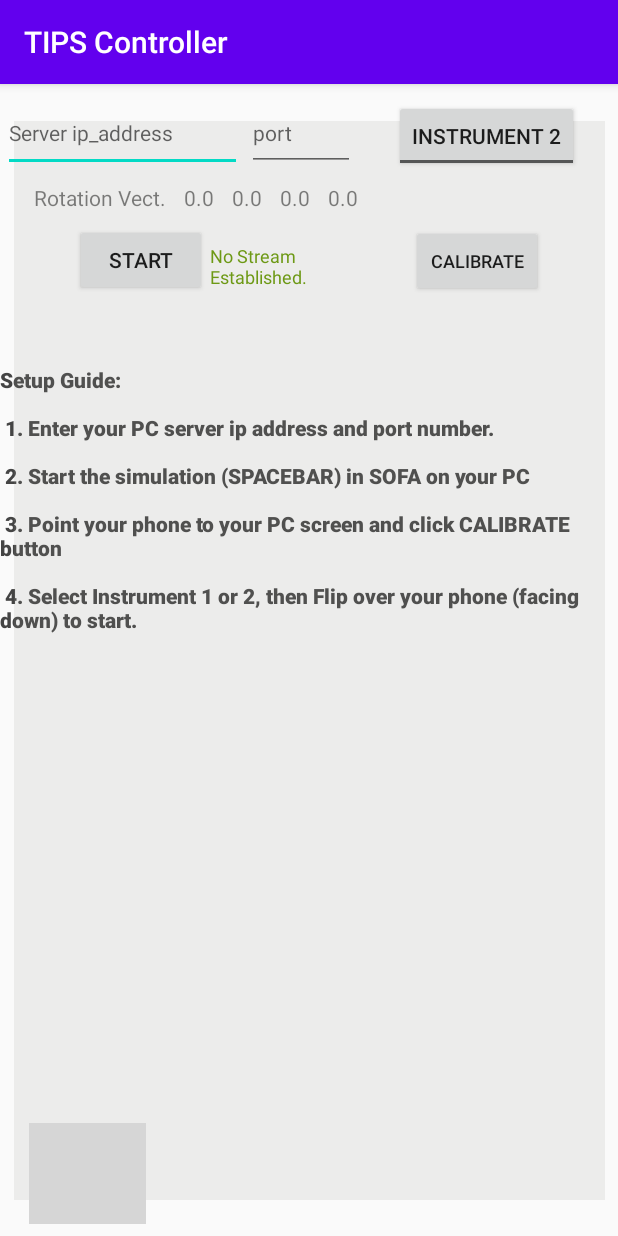
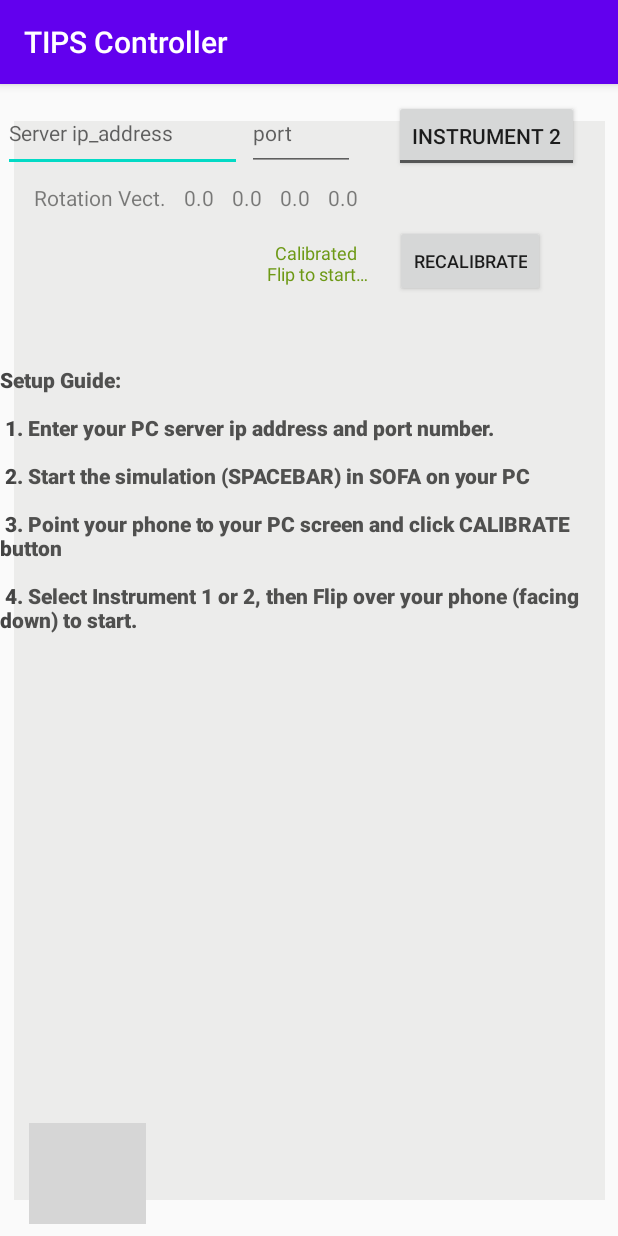
Before and after one commit to ruiliang-gao/TIPSlite-Remote-Controller-android, an Android app: the screen it shows after launch (MainActivity), after a tap on "CALIBRATE", on a phone screen of 412 x 824 dp. Run offline under Robolectric (Android 15) with nearby library versions, the phone set to English and light mode, and no system bars; grey boxes are pictures that could not be loaded.

Commit message:
Removed Start Button, which been replaced by filp down event. Add the status for calibration.

```diff
--- a/app/src/main/java/com/surflab/tipscontroller/MainActivity.java
+++ b/app/src/main/java/com/surflab/tipscontroller/MainActivity.java
@@ -125,14 +125,18 @@ public class MainActivity extends AppCompatActivity {
                     mSensorQuat = new Quaternion(event.values[3], event.values[0], event.values[1], event.values[2]);
                     if(mCalibrated) {
                         mQuat = mCalibrateQuat.times(mSensorQuat);
-                        /// Gesture detection -- flip up/down
+                        /// Gesture detection
                         if(mFlipDown == 0 && Math.abs(mQuat.x2) > 0.92){
                             mFlipDown = 1;
-                            mStartButton.performClick();
+                            //Log.d("TIPS_Motion sensor", "Device flipped down");
+                            if (!mStreamActive)
+                                mStartButton.performClick();
                         }
                         else if(mFlipDown == 1 && Math.abs(mQuat.x2) < 0.08){
                             mFlipDown = 0;
-                            mStartButton.performClick();
+                            //Log.d("TIPS_Motion sensor", "Device flipped up");
+                            if (mStreamActive)
+                                mStartButton.performClick();
                         }
                     }
                     else
@@ -303,17 +307,19 @@ public class MainActivity extends AppCompatActivity {
         mIP_Address.setEnabled(false);
         mPort.setEnabled(false);
         mToggleDevice.setEnabled(false);
-        mStreamStatus.setText(getString(R.string.stream_status_on));
+        //mStreamStatus.setText(getString(R.string.calibrate_status_done));
         mInstructionText.setTextColor(Color.LTGRAY);
+        mCalibrateButton.setEnabled(false);
         return true;
     }
 
     private void stopStreaming() {
-        mStreamStatus.setText(getString(R.string.stream_status_off));
+        mStreamStatus.setText(getString(R.string.calibrate_status_redo));
         mListeningActive = false;
         mIP_Address.setEnabled(true);
         mPort.setEnabled(true);
         mToggleDevice.setEnabled(true);
+        mCalibrateButton.setEnabled(true);
         mInstructionText.setTextColor(Color.DKGRAY);
         if (mSocket != null)
             mSocket.close();
@@ -381,10 +387,16 @@ public class MainActivity extends AppCompatActivity {
         String port = mPrefs.getString("port","");
         if(! ip.isEmpty()) mIP_Address.setText(ip);
         if(! port.isEmpty())  mPort.setText(port);
+
         mStreamStatus = findViewById(R.id.textViewStreamState);
+        mStreamStatus.setText(R.string.calibrate_status_init);
         mInstructionText = findViewById(R.id.textInstruction);
         mInstructionText.setTextColor(Color.DKGRAY);
         mStartButton = findViewById(R.id.start_button);
+
+        mStartButton.setVisibility(View.GONE);/// set invisible since we are using gesture based
+        //mStreamStatus.setVisibility(View.GONE);
+
         mStartButton.setOnClickListener(new View.OnClickListener() {
             @Override
             public void onClick(View v) {
@@ -416,6 +428,8 @@ public class MainActivity extends AppCompatActivity {
             public void onClick(View v) {
                 mTIPSSensor.mCalibrateQuat = mTIPSSensor.mSensorQuat.inverse();
                 mTIPSSensor.mCalibrated = true;
+                mCalibrateButton.setText(R.string.button_recalibrate);
+                mStreamStatus.setText(R.string.calibrate_status_done);
                 Log.d(TAG, "calibrated...");
             }
         });
--- a/app/src/main/res/layout/activity_main.xml
+++ b/app/src/main/res/layout/activity_main.xml
@@ -145,19 +145,20 @@
 
     <TextView
         android:id="@+id/textViewStreamState"
-        android:layout_width="wrap_content"
-        android:layout_height="wrap_content"
+        android:layout_width="100dp"
+        android:layout_height="41dp"
         android:layout_margin="2dp"
+        android:gravity="center"
         android:maxLines="2"
-        android:text="@string/stream_status_off"
+        android:text="@string/calibrate_status_init"
         android:textColor="@android:color/holo_green_dark"
         android:textSize="12sp"
-        app:layout_constraintBottom_toBottomOf="@+id/start_button"
-        app:layout_constraintEnd_toEndOf="parent"
-        app:layout_constraintHorizontal_bias="0.0"
-        app:layout_constraintStart_toEndOf="@+id/start_button"
-        app:layout_constraintTop_toTopOf="@+id/start_button"
-        app:layout_constraintVertical_bias="0.794" />
+        app:layout_constraintBottom_toBottomOf="@+id/calibrate_button"
+        app:layout_constraintEnd_toStartOf="@+id/calibrate_button"
+        app:layout_constraintHorizontal_bias="1.0"
+        app:layout_constraintStart_toStartOf="parent"
+        app:layout_constraintTop_toTopOf="@+id/calibrate_button"
+        app:layout_constraintVertical_bias="0.875" />
 
     <com.surflab.tipscontroller.TIPSTouchView
         android:id="@+id/touch_view"
--- a/app/src/main/res/values/strings.xml
+++ b/app/src/main/res/values/strings.xml
@@ -12,6 +12,7 @@
     <string name="instruction2">HowtoCalibrate</string>
     <string name="instruction3">HowToUseTheController</string>
     <string name="button_calibrate">CALIBRATE</string>
+    <string name="button_recalibrate">RECALIBRATE</string>
     <string name="button_start">START</string>
     <string name="button_stop">STOP</string>
     <string name="instrument_1">INSTRUMENT 1</string>
@@ -29,8 +30,9 @@
     <string name="rotation_vec_z">0.0</string>
     <string name="rotation_vec_w">0.0</string>
     <string name="warning_wifi">Not connected to a WIFI network.</string>
-    <string name="stream_status_off">No Stream\nEstablished.</string>
-    <string name="stream_status_on">Stream established.\nSending…</string>
+    <string name="calibrate_status_init">Click to\nCalibrate</string>
+    <string name="calibrate_status_redo">Click to\nRe-calibrate</string>
+    <string name="calibrate_status_done">Calibrated \nFlip to start…</string>
     <string name="cancel">Cancel</string>
     <string name="error_unknown">Unknown UDP network problem</string>
     <string name="button_action">ACTION</string>
```
